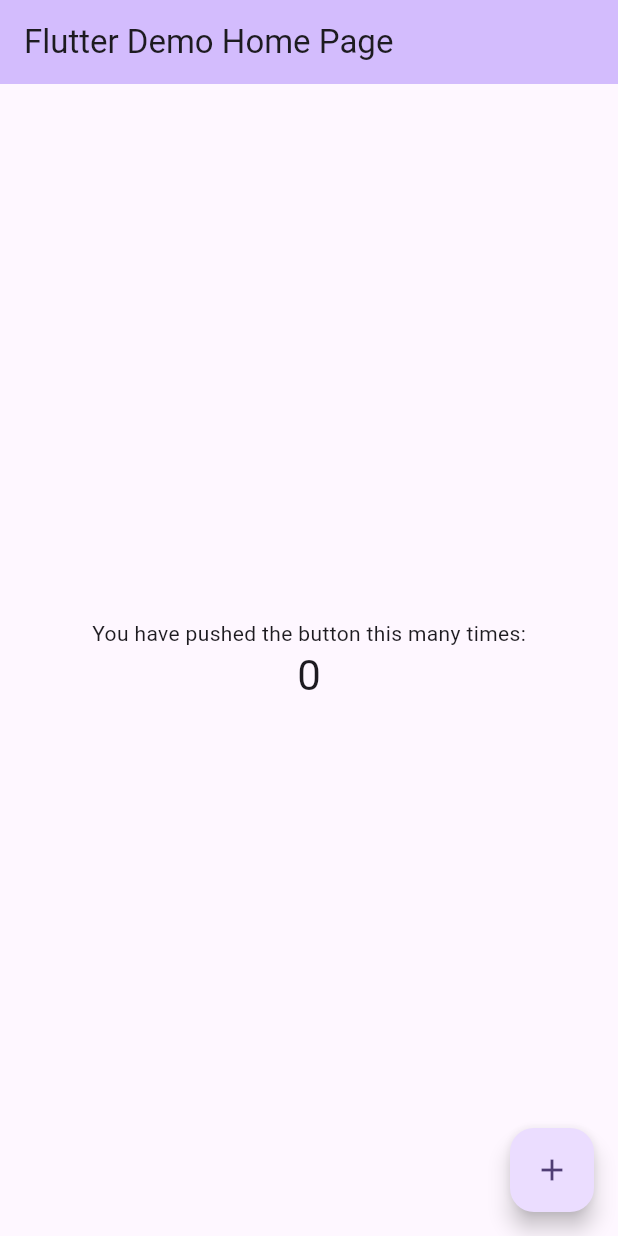
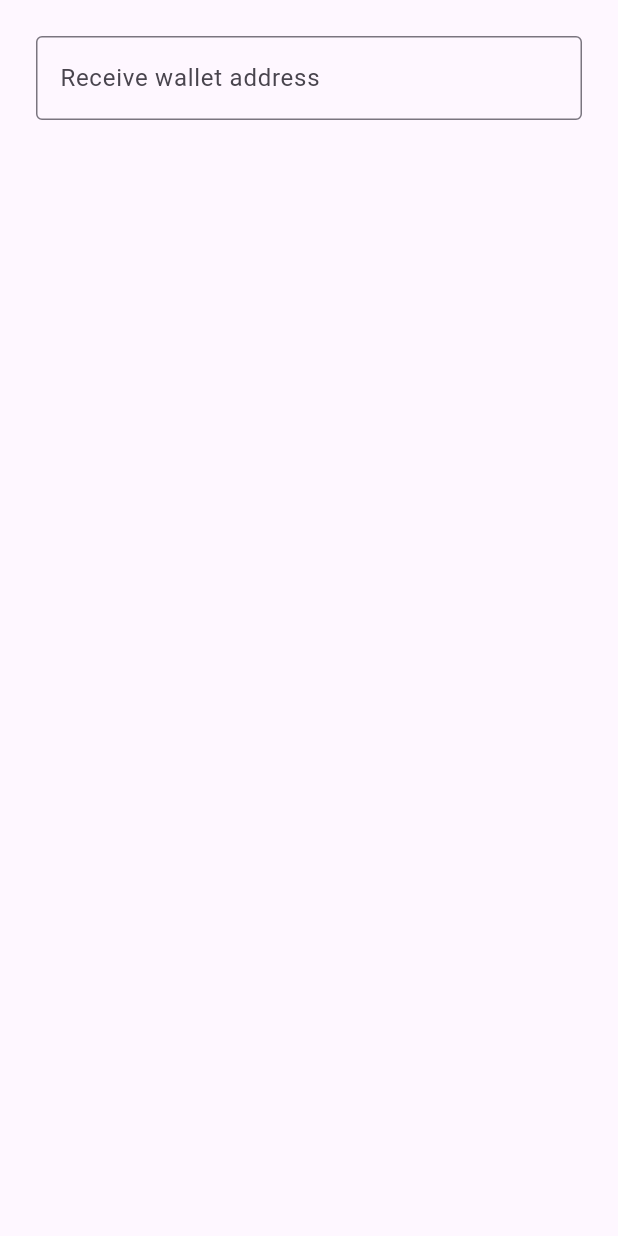
Before and after one commit to kackogut/solana_pay_generator, a Flutter app: the screen it shows after launch, on a phone screen of 412 x 824 dp. Run offline on Flutter 3.47's test engine with Material 2 defaults, Android fonts, the phone set to English and light mode, and no system bars.

Commit message:
Add main screen input

```diff
--- /dev/null
+++ b/lib/feature/input/parameters_input_screen.dart
@@ -0,0 +1,23 @@
+import 'package:flutter/material.dart';
+
+class ParametersInputScreen extends StatelessWidget {
+
+  const ParametersInputScreen({super.key});
+
+  @override
+  Widget build(BuildContext context) => const Scaffold(
+        body: Column(
+          children: [
+            Padding(
+              padding: EdgeInsets.all(24.0),
+              child: TextField(
+                decoration: InputDecoration(
+                  border: OutlineInputBorder(),
+                  labelText: 'Receive wallet address',
+                ),
+              ),
+            )
+          ],
+        ),
+      );
+}
--- a/lib/main.dart
+++ b/lib/main.dart
@@ -1,4 +1,6 @@
 import 'package:flutter/material.dart';
+
+import 'feature/input/parameters_input_screen.dart';
 
 void main() {
   runApp(const MyApp());
@@ -13,113 +15,10 @@ class MyApp extends StatelessWidget {
     return MaterialApp(
       title: 'Flutter Demo',
       theme: ThemeData(
-        // This is the theme of your application.
-        //
-        // TRY THIS: Try running your application with "flutter run". You'll see
-        // the application has a blue toolbar. Then, without quitting the app,
-        // try changing the seedColor in the colorScheme below to Colors.green
-        // and then invoke "hot reload" (save your changes or press the "hot
-        // reload" button in a Flutter-supported IDE, or press "r" if you used
-        // the command line to start the app).
-        //
-        // Notice that the counter didn't reset back to zero; the application
-        // state is not lost during the reload. To reset the state, use hot
-        // restart instead.
-        //
-        // This works for code too, not just values: Most code changes can be
-        // tested with just a hot reload.
         colorScheme: ColorScheme.fromSeed(seedColor: Colors.deepPurple),
         useMaterial3: true,
       ),
-      home: const MyHomePage(title: 'Flutter Demo Home Page'),
+      home: ParametersInputScreen(),
     );
   }
 }
-
-class MyHomePage extends StatefulWidget {
-  const MyHomePage({super.key, required this.title});
-
-  // This widget is the home page of your application. It is stateful, meaning
-  // that it has a State object (defined below) that contains fields that affect
-  // how it looks.
-
-  // This class is the configuration for the state. It holds the values (in this
-  // case the title) provided by the parent (in this case the App widget) and
-  // used by the build method of the State. Fields in a Widget subclass are
-  // always marked "final".
-
-  final String title;
-
-  @override
-  State<MyHomePage> createState() => _MyHomePageState();
-}
-
-class _MyHomePageState extends State<MyHomePage> {
-  int _counter = 0;
-
-  void _incrementCounter() {
-    setState(() {
-      // This call to setState tells the Flutter framework that something has
-      // changed in this State, which causes it to rerun the build method below
-      // so that the display can reflect the updated values. If we changed
-      // _counter without calling setState(), then the build method would not be
-      // called again, and so nothing would appear to happen.
-      _counter++;
-    });
-  }
-
-  @override
-  Widget build(BuildContext context) {
-    // This method is rerun every time setState is called, for instance as done
-    // by the _incrementCounter method above.
-    //
-    // The Flutter framework has been optimized to make rerunning build methods
-    // fast, so that you can just rebuild anything that needs updating rather
-    // than having to individually change instances of widgets.
-    return Scaffold(
-      appBar: AppBar(
-        // TRY THIS: Try changing the color here to a specific color (to
-        // Colors.amber, perhaps?) and trigger a hot reload to see the AppBar
-        // change color while the other colors stay the same.
-        backgroundColor: Theme.of(context).colorScheme.inversePrimary,
-        // Here we take the value from the MyHomePage object that was created by
-        // the App.build method, and use it to set our appbar title.
-        title: Text(widget.title),
-      ),
-      body: Center(
-        // Center is a layout widget. It takes a single child and positions it
-        // in the middle of the parent.
-        child: Column(
-          // Column is also a layout widget. It takes a list of children and
-          // arranges them vertically. By default, it sizes itself to fit its
-          // children horizontally, and tries to be as tall as its parent.
-          //
-          // Column has various properties to control how it sizes itself and
-          // how it positions its children. Here we use mainAxisAlignment to
-          // center the children vertically; the main axis here is the vertical
-          // axis because Columns are vertical (the cross axis would be
-          // horizontal).
-          //
-          // TRY THIS: Invoke "debug painting" (choose the "Toggle Debug Paint"
-          // action in the IDE, or press "p" in the console), to see the
-          // wireframe for each widget.
-          mainAxisAlignment: MainAxisAlignment.center,
-          children: <Widget>[
-            const Text(
-              'You have pushed the button this many times:',
-            ),
-            Text(
-              '$_counter',
-              style: Theme.of(context).textTheme.headlineMedium,
-            ),
-          ],
-        ),
-      ),
-      floatingActionButton: FloatingActionButton(
-        onPressed: _incrementCounter,
-        tooltip: 'Increment',
-        child: const Icon(Icons.add),
-      ), // This trailing comma makes auto-formatting nicer for build methods.
-    );
-  }
-}
```
Also changed, not shown: 1 other file.
